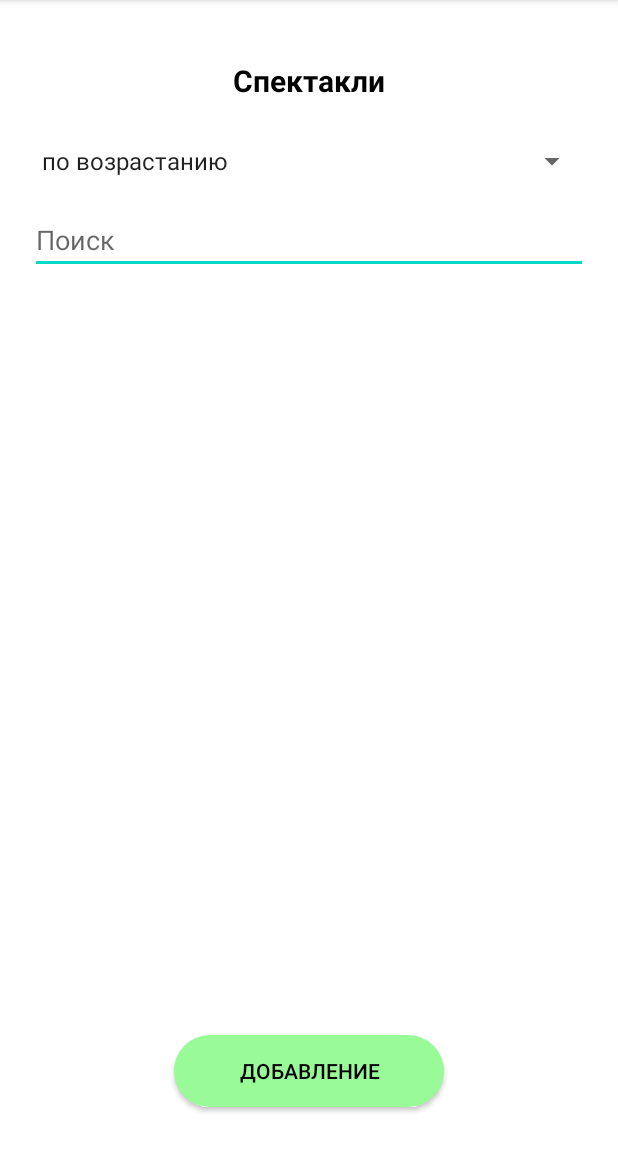
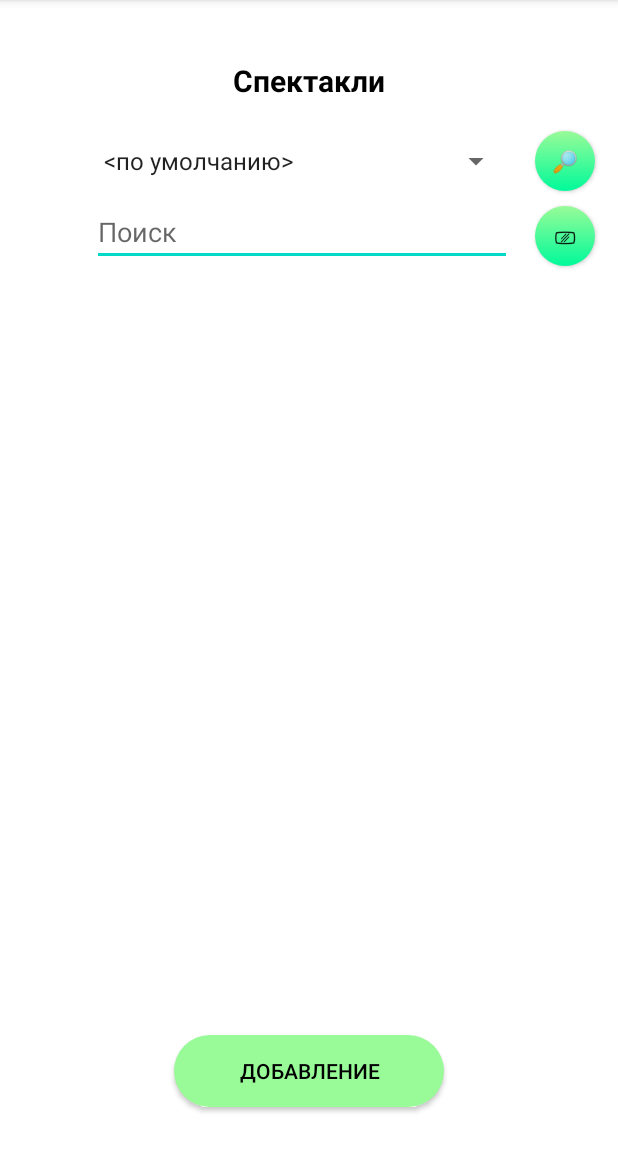
Before and after one commit to darfaskhieva19/Mob_Perfomances, an Android app: the screen it shows after launch (MainActivity), on a phone screen of 412 x 824 dp, the part 84-1236 px from its top. Run offline under Robolectric (Android 15) with nearby library versions, the phone set to English and light mode, and no system bars.

Commit message:
commit sort/filter

```diff
--- a/app/src/main/java/com/example/mobile_perfomances/MainActivity.java
+++ b/app/src/main/java/com/example/mobile_perfomances/MainActivity.java
@@ -4,7 +4,9 @@ import android.content.Intent;
 import android.os.AsyncTask;
 import android.os.Bundle;
 import android.view.View;
+import android.widget.AdapterView;
 import android.widget.ArrayAdapter;
+import android.widget.EditText;
 import android.widget.ListView;
 import android.widget.Spinner;
 
@@ -25,8 +27,8 @@ public class MainActivity extends AppCompatActivity {
     Adapter pAdapter;
     private List<Perfom> listPer = new ArrayList<>();
     Spinner spinner;
-   // String [] filter = {""};
-    String[] i = {"по возрастанию", "по убыванию"};
+    EditText filter;
+
 
     @Override
     protected void onCreate(Bundle savedInstanceState) {
@@ -37,9 +39,11 @@ public class MainActivity extends AppCompatActivity {
         pAdapter = new Adapter(MainActivity.this, listPer);
         lst.setAdapter(pAdapter);
 
+        String[] i = {"<по умолчанию>","по наименованию","по жанру"};
+        spinner = findViewById(R.id.sort);
+        filter = findViewById(R.id.filter);
         ArrayAdapter<String> adapter = new ArrayAdapter(this, android.R.layout.simple_spinner_item, i);
         adapter.setDropDownViewResource(android.R.layout.simple_spinner_dropdown_item);
-        spinner=findViewById(R.id.sort);
         spinner.setAdapter(adapter);
 
         new GPerfomances().execute();
@@ -47,6 +51,14 @@ public class MainActivity extends AppCompatActivity {
 
     public void onAdd(View view) {
         startActivity(new Intent(this, add_data.class));
+    }
+
+    public void onClear(View view) {
+        filter.setText("");
+        spinner.setSelection(0);
+    }
+
+    public void onSearch(View view) {
     }
 
     class GPerfomances extends AsyncTask<Void, Void, String> {
--- a/app/src/main/java/com/example/mobile_perfomances/add_data.java
+++ b/app/src/main/java/com/example/mobile_perfomances/add_data.java
@@ -64,7 +64,7 @@ public class add_data extends AppCompatActivity {
         }
     });
 
-    public void getImage(View v)
+    public void getImage(View v) //добавление при нажатие на фотографию
     {
         Intent intent = new Intent(Intent.ACTION_PICK, MediaStore.Images.Media.EXTERNAL_CONTENT_URI);
         intent.addFlags(Intent.FLAG_GRANT_READ_URI_PERMISSION);
--- /dev/null
+++ b/app/src/main/res/drawable/btn_colors2.xml
@@ -0,0 +1,5 @@
+<?xml version="1.0" encoding="utf-8"?>
+<shape xmlns:android="http://schemas.android.com/apk/res/android">
+    <gradient android:startColor="@color/btn2" android:endColor="@color/btn" android:angle="90"/>
+    <corners android:radius="40dp"/>
+</shape>
--- a/app/src/main/res/layout/activity_main.xml
+++ b/app/src/main/res/layout/activity_main.xml
@@ -26,7 +26,7 @@
         android:layout_width="0dp"
         android:layout_height="0dp"
         android:layout_marginStart="20dp"
-        android:layout_marginTop="10dp"
+        android:layout_marginTop="15dp"
         android:layout_marginEnd="20dp"
         app:layout_constraintBottom_toTopOf="@+id/btnAdd"
         app:layout_constraintEnd_toEndOf="parent"
@@ -50,9 +50,9 @@
 
     <Spinner
         android:id="@+id/sort"
-        android:layout_width="0dp"
+        android:layout_width="280dp"
         android:layout_height="40dp"
-        android:layout_marginStart="20dp"
+        android:layout_marginStart="10dp"
         android:layout_marginTop="20dp"
         android:layout_marginEnd="20dp"
         app:layout_constraintBottom_toTopOf="@+id/filter"
@@ -60,11 +60,22 @@
         app:layout_constraintStart_toStartOf="parent"
         app:layout_constraintTop_toBottomOf="@+id/tHeader" />
 
+    <android.widget.Button
+        android:id="@+id/btnSearch"
+        android:layout_width="40dp"
+        android:layout_height="40dp"
+        android:background="@drawable/btn_colors2"
+        android:onClick="onSearch"
+        android:text="@string/search"
+        app:layout_constraintBottom_toBottomOf="@+id/sort"
+        app:layout_constraintEnd_toEndOf="parent"
+        app:layout_constraintStart_toEndOf="@+id/sort" />
+
     <EditText
         android:id="@+id/filter"
-        android:layout_width="match_parent"
-        android:layout_height="wrap_content"
-        android:layout_marginStart="20dp"
+        android:layout_width="280dp"
+        android:layout_height="40dp"
+        android:layout_marginStart="10dp"
         android:layout_marginTop="10dp"
         android:layout_marginEnd="20dp"
         android:hint="Поиск"
@@ -73,4 +84,15 @@
         app:layout_constraintStart_toStartOf="parent"
         app:layout_constraintTop_toBottomOf="@+id/sort" />
 
+    <android.widget.Button
+        android:id="@+id/btnClear"
+        android:layout_width="40dp"
+        android:layout_height="40dp"
+        android:background="@drawable/btn_colors2"
+        android:onClick="onClear"
+        android:text="@string/clear"
+        app:layout_constraintBottom_toBottomOf="@+id/filter"
+        app:layout_constraintEnd_toEndOf="parent"
+        app:layout_constraintStart_toEndOf="@+id/filter" />
+
 </androidx.constraintlayout.widget.ConstraintLayout>
--- a/app/src/main/res/values/colors.xml
+++ b/app/src/main/res/values/colors.xml
@@ -8,4 +8,5 @@
     <color name="black">#FF000000</color>
     <color name="white">#FFFFFFFF</color>
     <color name="btn">#98FB98</color>
+    <color name="btn2">#00fa9a</color>
 </resources>
--- a/app/src/main/res/values/strings.xml
+++ b/app/src/main/res/values/strings.xml
@@ -1,3 +1,5 @@
 <resources>
     <string name="app_name">Mobile_Perfomances</string>
+    <string name="search">🔎</string>
+    <string name="clear">⎚</string>
 </resources>
```
